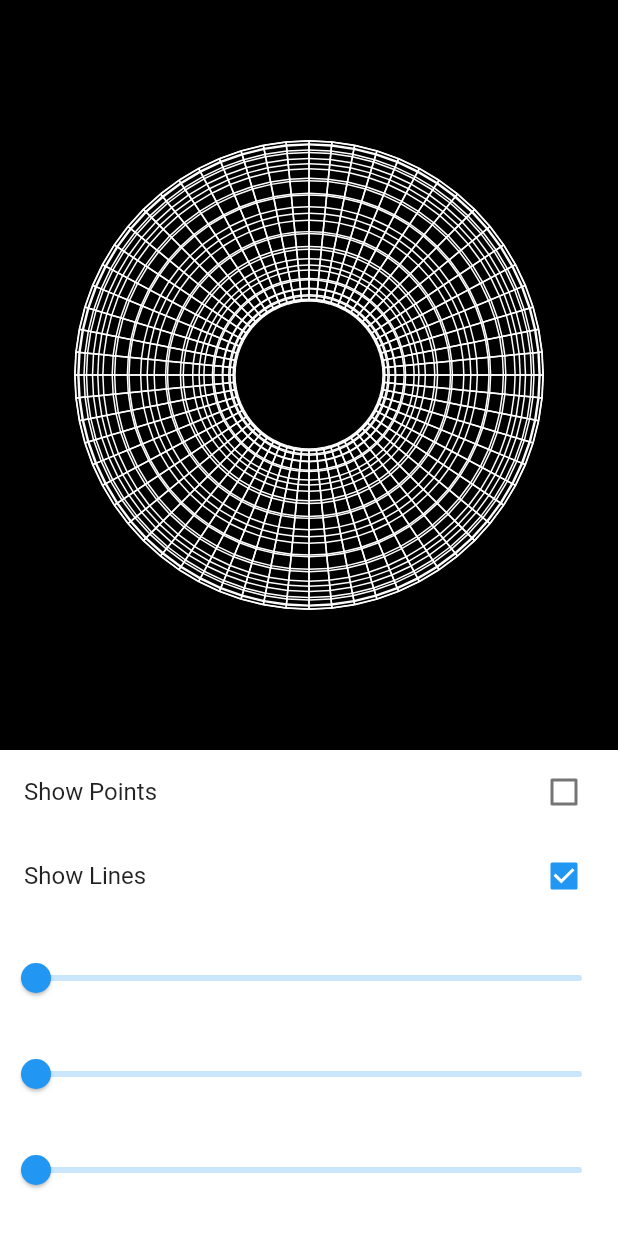
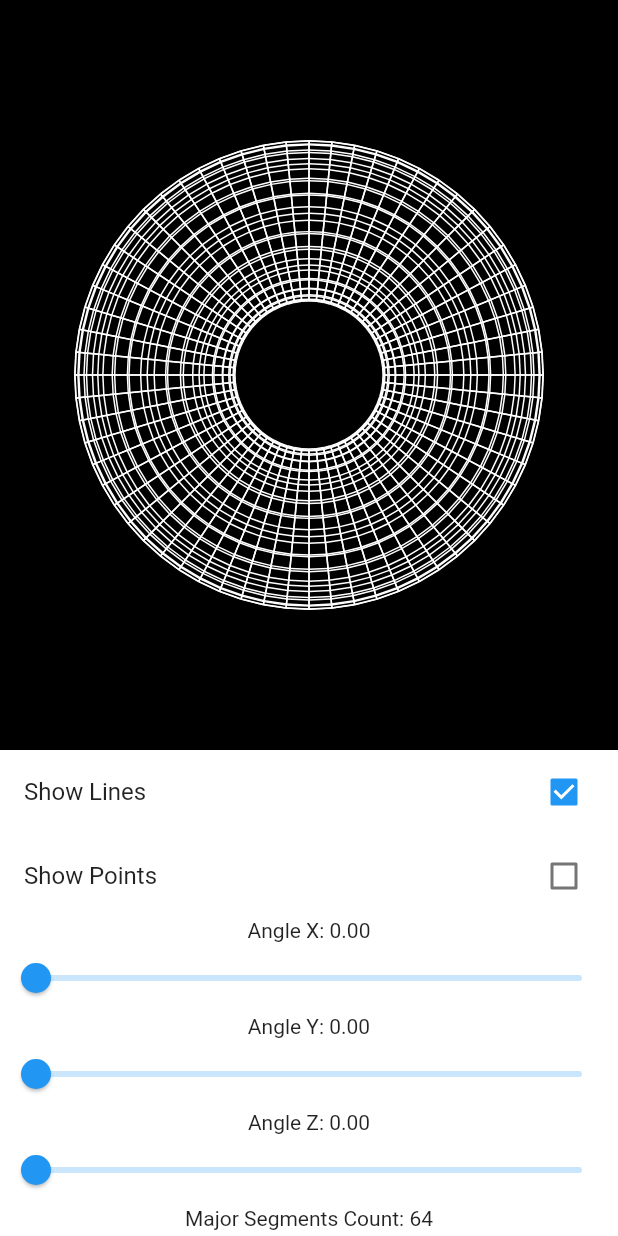
Before and after one commit to hamed-rezaee/flutter_3d_rendering, a Flutter app: the screen it shows after launch, on a phone screen of 412 x 824 dp. Run offline on Flutter 3.47's test engine with Material 2 defaults, Android fonts, the phone set to English and light mode, and no system bars.

Commit message:
minor refactor

```diff
--- a/lib/main.dart
+++ b/lib/main.dart
@@ -31,8 +31,8 @@ class _MainAppState extends State<MainApp> {
             child: Column(
               children: <Widget>[
                 _buildRendererPainter(),
+                _buildShowLines(),
                 _buildShowPoints(),
-                _buildShowLines(),
                 _buildAngleXSlider(),
                 _buildAngleYSlider(),
                 _buildAngleZSlider(),
@@ -59,24 +59,21 @@ class _MainAppState extends State<MainApp> {
         ),
       );
 
+  Widget _buildShowPoints() => CheckboxListTile(
+        value: showPoints,
+        title: const Text('Show Points'),
+        onChanged: (_) => setState(() => showPoints = !showPoints),
+      );
+
   Widget _buildShowLines() => CheckboxListTile(
         value: !showPoints,
         title: const Text('Show Lines'),
         onChanged: (_) => setState(() => showPoints = !showPoints),
       );
 
-  Widget _buildShowPoints() => CheckboxListTile(
-        value: showPoints,
-        title: const Text('Show Points'),
-        onChanged: (_) => setState(() => showPoints = !showPoints),
-      );
-
   Widget _buildAngleXSlider() => Column(
         children: <Widget>[
-          Text(
-            'Angle X: ${angleX.toStringAsFixed(2)}',
-            style: const TextStyle(color: Colors.white),
-          ),
+          Text('Angle X: ${angleX.toStringAsFixed(2)}'),
           Slider(
             value: angleX,
             max: pi,
@@ -87,10 +84,7 @@ class _MainAppState extends State<MainApp> {
 
   Widget _buildAngleYSlider() => Column(
         children: <Widget>[
-          Text(
-            'Angle Y: ${angleY.toStringAsFixed(2)}',
-            style: const TextStyle(color: Colors.white),
-          ),
+          Text('Angle Y: ${angleY.toStringAsFixed(2)}'),
           Slider(
             value: angleY,
             max: pi,
@@ -101,10 +95,7 @@ class _MainAppState extends State<MainApp> {
 
   Widget _buildAngleZSlider() => Column(
         children: <Widget>[
-          Text(
-            'Angle Z: ${angleZ.toStringAsFixed(2)}',
-            style: const TextStyle(color: Colors.white),
-          ),
+          Text('Angle Z: ${angleZ.toStringAsFixed(2)}'),
           Slider(
             value: angleZ,
             max: pi,
@@ -115,10 +106,7 @@ class _MainAppState extends State<MainApp> {
 
   Widget _buildMajorSegmentsCountSlider() => Column(
         children: <Widget>[
-          Text(
-            'Major Segments Count: $majorSegmentsCount',
-            style: const TextStyle(color: Colors.white),
-          ),
+          Text('Major Segments Count: $majorSegmentsCount'),
           Slider(
             value: majorSegmentsCount.toDouble(),
             max: 128,
@@ -130,10 +118,7 @@ class _MainAppState extends State<MainApp> {
 
   Widget _buildMinorSegmentsCountSlider() => Column(
         children: <Widget>[
-          Text(
-            'Minor Segments Count: $minorSegmentsCounts',
-            style: const TextStyle(color: Colors.white),
-          ),
+          Text('Minor Segments Count: $minorSegmentsCounts'),
           Slider(
             value: minorSegmentsCounts.toDouble(),
             max: 64,
```
